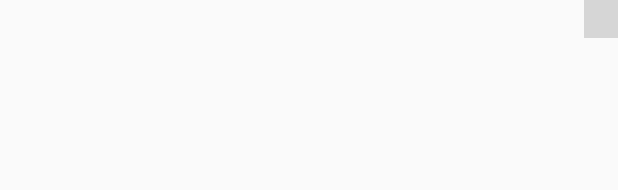
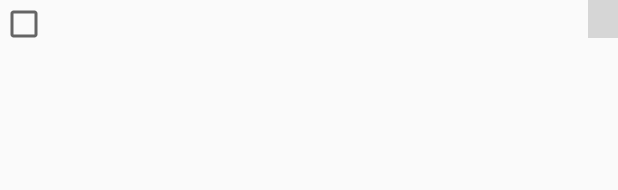
Before and after one commit to DotFreelance/To-Do-Bot, an Android app: the layout list_item.xml on its own in the app's theme, with its tools: preview values and no code run, on a phone screen of 412 x 824 dp. Shown: the top 190 px of the screen. Run offline under Robolectric (Android 15) with nearby library versions, the phone set to English and light mode, and no system bars; grey boxes are pictures that could not be loaded.

Commit message:
UI part, adding checkbox

```diff
--- a/app/src/main/res/layout/list_item.xml
+++ b/app/src/main/res/layout/list_item.xml
@@ -5,6 +5,10 @@
     android:layout_height="match_parent">
 
 
+    <CheckBox
+        android:layout_width="wrap_content"
+        android:layout_height="wrap_content"
+        android:layout_weight="1"/>
 
     <TextView
         android:layout_width="match_parent"
```
